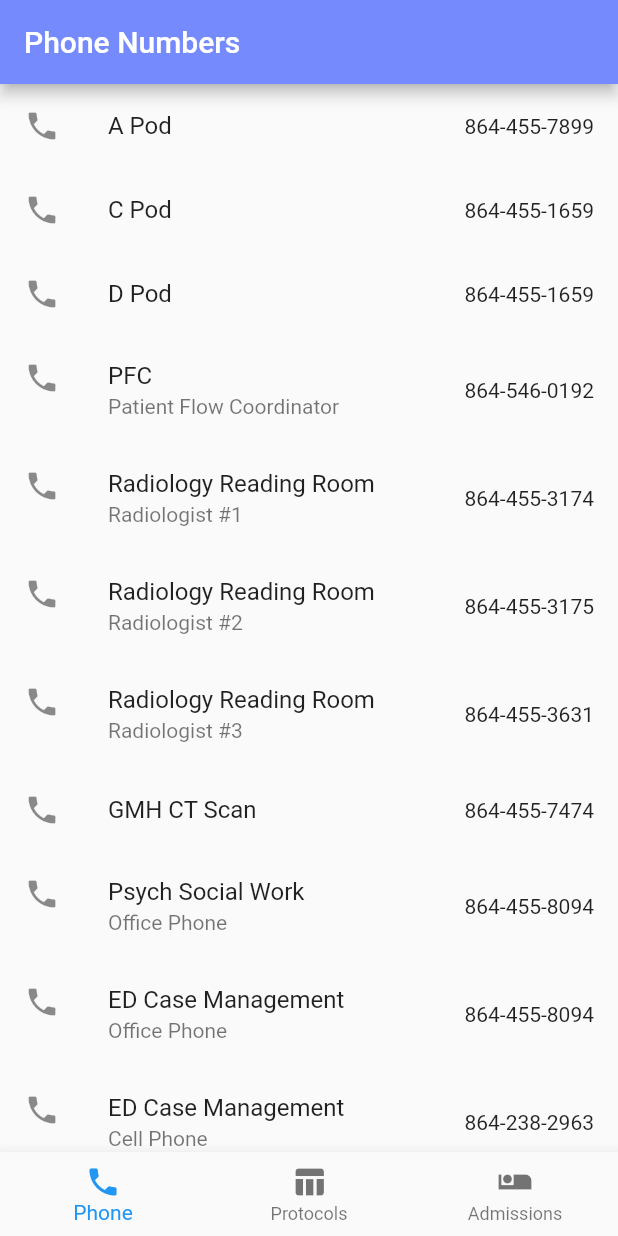
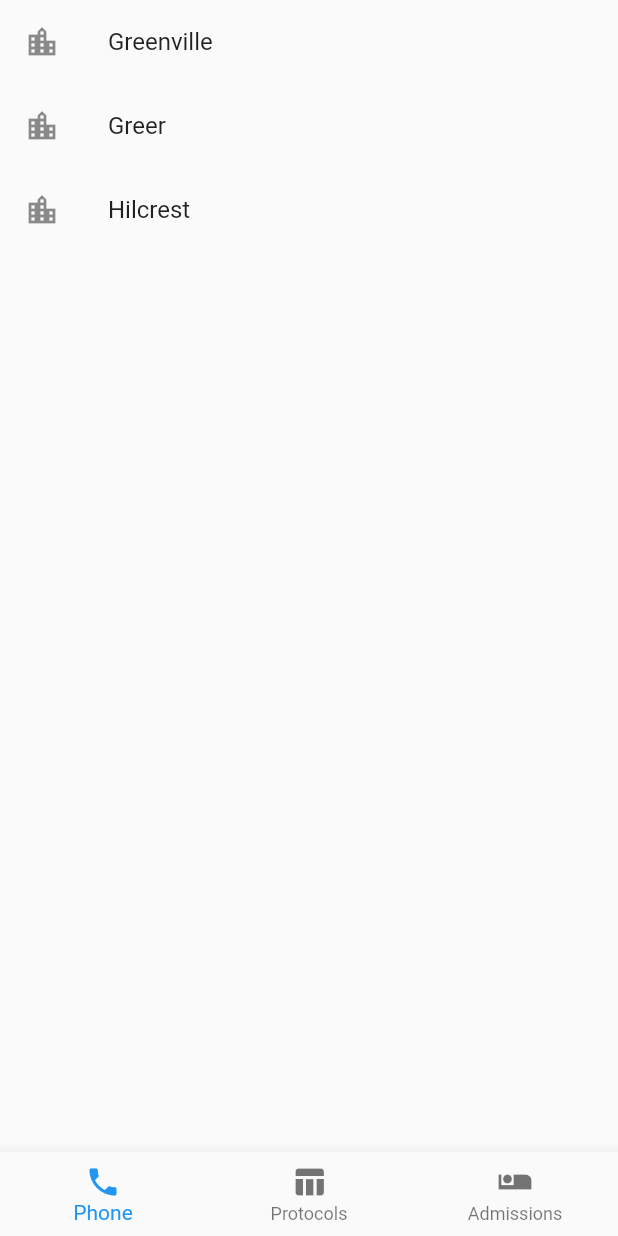
Before and after one commit to cgaaf/em_department_guide, a Flutter app: the screen it shows after launch, on a phone screen of 412 x 824 dp. Run offline on Flutter 3.47's test engine with Material 2 defaults, Android fonts, the phone set to English and light mode, and no system bars; our stand-ins replace flutter_markdown, font_awesome_flutter.

```diff
--- /dev/null
+++ b/lib/models/destination.dart
@@ -0,0 +1,13 @@
+import 'package:flutter/material.dart';
+
+class Destination {
+  final String title;
+  final IconData icon;
+  final Widget screen;
+
+  Destination({
+    this.title,
+    this.icon,
+    this.screen,
+  });
+}
--- a/lib/screens/admission_agreements/cardiology_admission_screen.dart
+++ b/lib/screens/admissions/screens/cardiology_admission_screen.dart
@@ -1,8 +1,8 @@
 import 'package:flutter/material.dart';
 import 'package:flutter_markdown/flutter_markdown.dart';
 
-import '../../constants.dart';
-import 'markdown/cardiology_agreement.dart';
+import '../../../constants.dart';
+import '../markdown/cardiology_agreement.dart';
 
 class CardiologyAdmissionScreen extends StatelessWidget {
   const CardiologyAdmissionScreen({
--- a/lib/screens/admission_agreements/gi_admission_screen.dart
+++ b/lib/screens/admissions/screens/gi_admission_screen.dart
@@ -1,8 +1,8 @@
 import 'package:flutter/material.dart';
 import 'package:flutter_markdown/flutter_markdown.dart';
 
-import '../../constants.dart';
-import 'markdown/gastroenterology_agreement.dart';
+import '../../../constants.dart';
+import '../markdown/gastroenterology_agreement.dart';
 
 class GIAdmissionScreen extends StatelessWidget {
   const GIAdmissionScreen({
--- a/lib/screens/indexed_navigation_screen.dart
+++ b/lib/screens/indexed_navigation_screen.dart
@@ -1,13 +1,20 @@
+import 'package:em_department_guide/constants.dart';
+import 'package:em_department_guide/screens/phone/phone_number_navigation_screen.dart';
 import 'package:flutter/material.dart';
 
-import '../prototypes/flowchart_screen.dart';
-import 'admission_agreements_screen.dart';
-import 'phone_number_screen.dart';
+import 'package:em_department_guide/screens/protocols/flowchart_screen.dart';
+import 'admissions/admissions_navigation_screen.dart';
+import '../models/destination.dart';
 
-final List<Widget> screens = <Widget>[
-  PhoneNumberScreen(),
-  FlowChartScreen(),
-  AdmissionAgreementsScreen(),
+final List<Destination> allDestinations = <Destination>[
+  Destination(
+      title: 'Phone', icon: Icons.phone, screen: PhoneNumberNavigationScreen()),
+  Destination(
+      title: 'Protocols', icon: Icons.table_chart, screen: FlowChartScreen()),
+  Destination(
+      title: 'Admissions',
+      icon: Icons.airline_seat_individual_suite,
+      screen: AdmissionsNavigationScreen())
 ];
 
 class IndexedNavigation extends StatefulWidget {
@@ -31,26 +38,22 @@ class _IndexedNavigationState extends State<IndexedNavigation> {
         top: false,
         child: IndexedStack(
           index: _currentIndex,
-          children: screens,
+          children: allDestinations.map<Widget>((Destination destination) {
+            return destination.screen;
+          }).toList(),
         ),
       ),
       bottomNavigationBar: BottomNavigationBar(
-        items: <BottomNavigationBarItem>[
-          BottomNavigationBarItem(
-            icon: Icon(Icons.phone),
-            title: Text('Phone'),
-          ),
-          BottomNavigationBarItem(
-            icon: Icon(Icons.table_chart),
-            title: Text('Protocols'),
-          ),
-          BottomNavigationBarItem(
-            icon: Icon(Icons.airline_seat_individual_suite),
-            title: Text('Admissions'),
-          ),
-        ],
         currentIndex: _currentIndex,
         onTap: _onItemTapped,
+        items: allDestinations
+            .map<BottomNavigationBarItem>((Destination destination) {
+          return BottomNavigationBarItem(
+            icon: Icon(destination.icon),
+            title: Text(destination.title),
+            backgroundColor: kPrimaryColor,
+          );
+        }).toList(),
       ),
     );
   }
--- /dev/null
+++ b/lib/screens/phone/phone_number_navigation_screen.dart
@@ -0,0 +1,70 @@
+import 'package:em_department_guide/widgets/phone_number_listview.dart';
+import 'package:flutter/material.dart';
+import 'phone_numbers.dart';
+
+class PhoneNumberNavigationScreen extends StatelessWidget {
+  @override
+  Widget build(BuildContext context) {
+    return Navigator(
+      onGenerateRoute: (RouteSettings settings) {
+        return MaterialPageRoute(
+            settings: settings,
+            builder: (BuildContext context) {
+              switch (settings.name) {
+                case '/':
+                  return PhoneNumberNavigator();
+                case '/greenville':
+                  return PhoneNumberListView(
+                    title: 'Greenville',
+                    phoneNumbers: greenvilleList,
+                  );
+                case '/greer':
+                  return PhoneNumberListView(
+                    title: 'Greer',
+                    phoneNumbers: greerList,
+                  );
+                default:
+                  return PhoneNumberNavigator();
+              }
+            });
+      },
+    );
+  }
+}
+
+class PhoneNumberNavigator extends StatelessWidget {
+  @override
+  Widget build(BuildContext context) {
+    return ListView(
+      children: <Widget>[
+        ListTile(
+          title: Text('Greenville'),
+          leading: Icon(Icons.location_city),
+          onTap: () {
+            Navigator.pushNamed(context, '/greenville');
+          },
+        ),
+        ListTile(
+          title: Text('Greer'),
+          leading: Icon(Icons.location_city),
+          onTap: () {
+            Navigator.pushNamed(context, '/greer');
+          },
+        ),
+        ListTile(
+          title: Text('Hilcrest'),
+          leading: Icon(Icons.location_city),
+          onTap: () {
+            Navigator.push(
+                context,
+                MaterialPageRoute(
+                    builder: (_) => PhoneNumberListView(
+                          title: 'Hilcrest',
+                          phoneNumbers: greerList,
+                        )));
+          },
+        )
+      ],
+    );
+  }
+}
--- /dev/null
+++ b/lib/screens/phone/phone_numbers.dart
@@ -0,0 +1,60 @@
+import '../../models/phone_number.dart';
+
+List<PhoneNumber> greenvilleList = [
+  PhoneNumber(
+    location: 'A Pod',
+    locationSubtext: 'Unit Clerk',
+    phoneNumber: '864-455-7899',
+  ),
+  PhoneNumber(
+    location: 'C Pod',
+    locationSubtext: 'Unit Clerk',
+    phoneNumber: '864-455-1659',
+  ),
+  PhoneNumber(
+    location: 'D Pod',
+    locationSubtext: 'Unit Clerk',
+    phoneNumber: '864-455-1659',
+  ),
+  PhoneNumber(
+      location: 'Patient Flow Coordinator',
+      locationSubtext: 'aka PFC',
+      phoneNumber: '864-546-0192'),
+  PhoneNumber(
+      location: 'Radiology Reading Room',
+      locationSubtext: 'Radiologist #1',
+      phoneNumber: '864-455-3174'),
+  PhoneNumber(
+      location: 'Radiology Reading Room',
+      locationSubtext: 'Radiologist #2',
+      phoneNumber: '864-455-3175'),
+  PhoneNumber(
+      location: 'Radiology Reading Room',
+      locationSubtext: 'Radiologist #3',
+      phoneNumber: '864-455-3631'),
+  PhoneNumber(
+    location: 'GMH CT Scan',
+    phoneNumber: '864-455-7474',
+  ),
+  PhoneNumber(
+      location: 'Psych Social Work',
+      locationSubtext: 'Office Phone',
+      phoneNumber: '864-455-8094'),
+  PhoneNumber(
+      location: 'ED Case Management',
+      locationSubtext: 'Office Phone',
+      phoneNumber: '864-455-8094'),
+  PhoneNumber(
+      location: 'ED Case Management',
+      locationSubtext: 'Cell Phone',
+      phoneNumber: '864-238-2963')
+];
+
+List<PhoneNumber> greerList = [
+  PhoneNumber(location: 'Unit Clerk', phoneNumber: '864-797-8600'),
+  PhoneNumber(location: 'CT', phoneNumber: '864-797-8658'),
+  PhoneNumber(location: 'Radiology', phoneNumber: '864-797-8686'),
+  PhoneNumber(location: 'Ultrasound', phoneNumber: '864-797-8666'),
+  PhoneNumber(location: 'MRI', phoneNumber: '864-797-8647'),
+  PhoneNumber(location: 'Lab', phoneNumber: '864-797-8566')
+];
--- a/lib/screens/phone_number_screen.dart
+++ /dev/null
@@ -1,14 +0,0 @@
-import 'package:flutter/material.dart';
-
-import '../widgets/phone_number_list.dart';
-
-class PhoneNumberScreen extends StatelessWidget {
-  @override
-  Widget build(BuildContext context) {
-    return Scaffold(
-        appBar: AppBar(
-          title: Text('Phone Numbers'),
-        ),
-        body: PhoneNumberList());
-  }
-}
--- a/lib/widgets/phone_number_list.dart
+++ /dev/null
@@ -1,95 +0,0 @@
-import 'package:flutter/material.dart';
-import 'package:url_launcher/url_launcher.dart';
-
-class PhoneNumber {
-  final String location;
-  final String locationSubtext;
-  final String phoneNumber;
-
-  PhoneNumber({
-    this.location,
-    this.locationSubtext,
-    this.phoneNumber,
-  });
-}
-
-List<PhoneNumber> numberList = [
-  PhoneNumber(
-    location: 'A Pod',
-    phoneNumber: '864-455-7899',
-  ),
-  PhoneNumber(
-    location: 'C Pod',
-    phoneNumber: '864-455-1659',
-  ),
-  PhoneNumber(
-    location: 'D Pod',
-    phoneNumber: '864-455-1659',
-  ),
-  PhoneNumber(
-      location: 'PFC',
-      locationSubtext: 'Patient Flow Coordinator',
-      phoneNumber: '864-546-0192'),
-  PhoneNumber(
-      location: 'Radiology Reading Room',
-      locationSubtext: 'Radiologist #1',
-      phoneNumber: '864-455-3174'),
-  PhoneNumber(
-      location: 'Radiology Reading Room',
-      locationSubtext: 'Radiologist #2',
-      phoneNumber: '864-455-3175'),
-  PhoneNumber(
-      location: 'Radiology Reading Room',
-      locationSubtext: 'Radiologist #3',
-      phoneNumber: '864-455-3631'),
-  PhoneNumber(
-    location: 'GMH CT Scan',
-    phoneNumber: '864-455-7474',
-  ),
-  PhoneNumber(
-      location: 'Psych Social Work',
-      locationSubtext: 'Office Phone',
-      phoneNumber: '864-455-8094'),
-  PhoneNumber(
-      location: 'ED Case Management',
-      locationSubtext: 'Office Phone',
-      phoneNumber: '864-455-8094'),
-  PhoneNumber(
-      location: 'ED Case Management',
-      locationSubtext: 'Cell Phone',
-      phoneNumber: '864-238-2963'),
-];
-
-class PhoneNumberList extends StatelessWidget {
-  _dialNumber(String phoneNumber) async {
-    String url = 'tel:$phoneNumber';
-    if (await canLaunch(url)) {
-      await launch(url);
-    } else {
-      throw 'Could not launch $url';
-    }
-  }
-
-  @override
-  Widget build(BuildContext context) {
-    return Container(
-      child: ListView.builder(
-          itemCount: numberList.length,
-          itemBuilder: (context, index) {
-            final PhoneNumber item = numberList[index];
-
-            return ListTile(
-              leading: Icon(Icons.phone),
-              title: Text(item.location),
-              trailing: Text(item.phoneNumber),
-              subtitle: item.locationSubtext != null
-                  ? Text(item.locationSubtext)
-                  : null,
-              onTap: () {
-                _dialNumber(item.phoneNumber);
-              },
-            );
-          }),
-    );
-  }
-}
```
Also changed, not shown: lib/models/phone_number.dart (added, +11 -0 lines), lib/screens/admissions/admissions_navigation_screen.dart (renamed from lib/screens/admission_agreements_screen.dart, +3 -4 lines), lib/screens/app_navigation_screen.dart (deleted, +0 -68 lines), lib/widgets/phone_number_listview.dart (added, +48 -0 lines), lib/screens/admissions/markdown/cardiology_agreement.dart (renamed from lib/screens/admission_agreements/markdown/cardiology_agreement.dart), lib/screens/admissions/markdown/gastroenterology_agreement.dart (renamed from lib/screens/admission_agreements/markdown/gastroenterology_agreement.dart), lib/screens/protocols/flowchart_brain.dart (renamed from lib/prototypes/flowchart_brain.dart), lib/screens/protocols/flowchart_screen.dart (renamed from lib/prototypes/flowchart_screen.dart).
